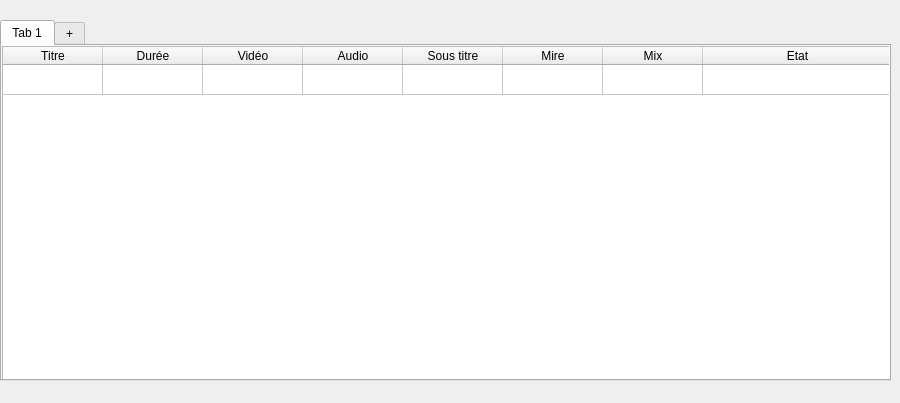
cinemaouvert/OPP, file src/playlistswidget.ui: the form before one commit.
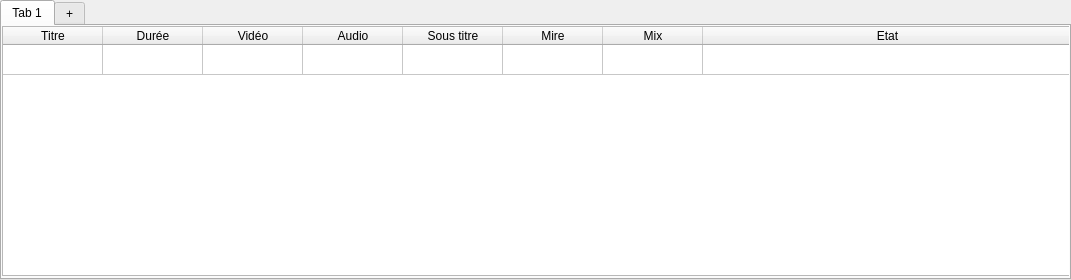
The form after the commit.

Commit message: Interface - Taille du widget Playlist

Patch:
```diff
--- a/src/playlistswidget.ui
+++ b/src/playlistswidget.ui
@@ -6,8 +6,8 @@
    <rect>
     <x>0</x>
     <y>0</y>
-    <width>900</width>
-    <height>403</height>
+    <width>1071</width>
+    <height>280</height>
    </rect>
   </property>
   <property name="windowTitle">
@@ -17,9 +17,9 @@
    <property name="geometry">
     <rect>
      <x>0</x>
-     <y>20</y>
-     <width>891</width>
-     <height>361</height>
+     <y>0</y>
+     <width>1071</width>
+     <height>280</height>
     </rect>
    </property>
    <property name="currentIndex">
@@ -34,8 +34,8 @@
       <rect>
        <x>0</x>
        <y>0</y>
-       <width>891</width>
-       <height>341</height>
+       <width>1071</width>
+       <height>250</height>
       </rect>
      </property>
      <property name="alternatingRowColors">
```
